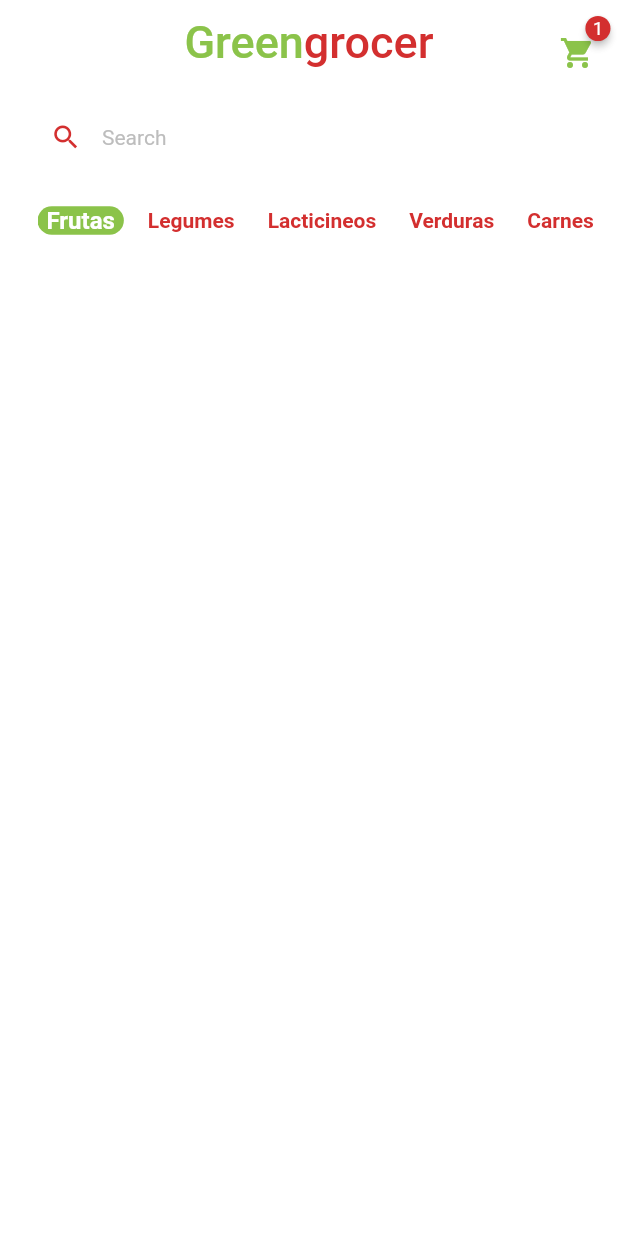
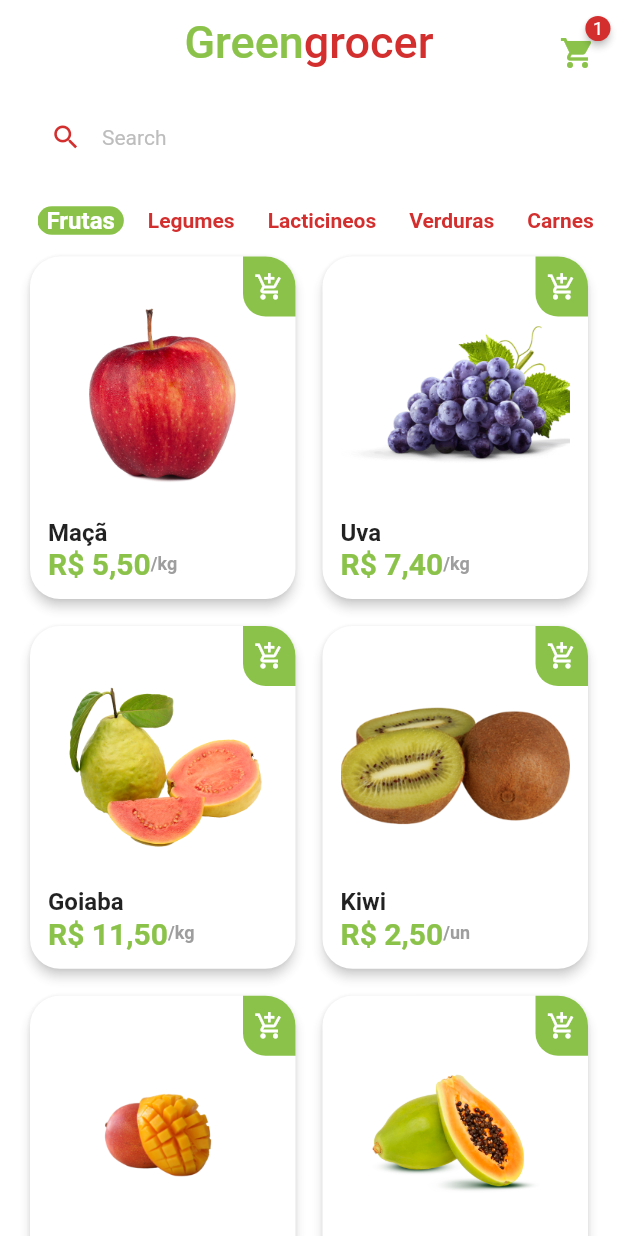
Before and after one commit to JoaoPauloHenriqueSiqueira/quitandaApp, a Flutter app: the HomeTab screen opened directly, on a phone screen of 412 x 824 dp. Run offline on Flutter 3.47's test engine with Material 2 defaults, Android fonts, the phone set to English and light mode, and no system bars; drawn by our look-alikes of badges; our stand-ins replace animated_text_kit, mask_text_input_formatter.

Commit message:
Grid, mock products

```diff
--- a/lib/main.dart
+++ b/lib/main.dart
@@ -1,5 +1,5 @@
 import 'package:flutter/material.dart';
-import 'package:quitanda/src/auth/sign_in_screen.dart';
+import 'package:quitanda/src/pages/auth/sign_in_screen.dart';
 
 void main() {
   runApp(const MyApp());
--- /dev/null
+++ b/lib/src/config/app_data.dart
@@ -0,0 +1,67 @@
+import 'package:quitanda/src/models/item_model.dart';
+
+ItemModel apple = ItemModel(
+  description:
+  'A melhor maçã da região e que conta com o melhor preço de qualquer quitanda. Este item conta com vitaminas essenciais para o fortalecimento corporal, resultando em uma vida saudável.',
+  imgUrl: 'assets/fruits/apple.png',
+  itemName: 'Maçã',
+  price: 5.5,
+  unit: 'kg',
+);
+
+ItemModel grape = ItemModel(
+  imgUrl: 'assets/fruits/grape.png',
+  itemName: 'Uva',
+  price: 7.4,
+  unit: 'kg',
+  description:
+  'A melhor uva da região e que conta com o melhor preço de qualquer quitanda. Este item conta com vitaminas essenciais para o fortalecimento corporal, resultando em uma vida saudável.',
+);
+
+ItemModel guava = ItemModel(
+  imgUrl: 'assets/fruits/guava.png',
+  itemName: 'Goiaba',
+  price: 11.5,
+  unit: 'kg',
+  description:
+  'A melhor goiaba da região e que conta com o melhor preço de qualquer quitanda. Este item conta com vitaminas essenciais para o fortalecimento corporal, resultando em uma vida saudável.',
+);
+
+ItemModel kiwi = ItemModel(
+  imgUrl: 'assets/fruits/kiwi.png',
+  itemName: 'Kiwi',
+  price: 2.5,
+  unit: 'un',
+  description:
+  'O melhor kiwi da região e que conta com o melhor preço de qualquer quitanda. Este item conta com vitaminas essenciais para o fortalecimento corporal, resultando em uma vida saudável.',
+);
+
+ItemModel mango = ItemModel(
+  imgUrl: 'assets/fruits/mango.png',
+  itemName: 'Manga',
+  price: 2.5,
+  unit: 'un',
+  description:
+  'A melhor manga da região e que conta com o melhor preço de qualquer quitanda. Este item conta com vitaminas essenciais para o fortalecimento corporal, resultando em uma vida saudável.',
+);
+
+ItemModel papaya = ItemModel(
+  imgUrl: 'assets/fruits/papaya.png',
+  itemName: 'Mamão papaya',
+  price: 8,
+  unit: 'kg',
+  description:
+  'O melhor mamão da região e que conta com o melhor preço de qualquer quitanda. Este item conta com vitaminas essenciais para o fortalecimento corporal, resultando em uma vida saudável.',
+);
+
+// Lista de produtos
+List<ItemModel> items = [
+  apple,
+  grape,
+  guava,
+  kiwi,
+  mango,
+  papaya,
+];
+
+List<String> categories = ["Frutas","Legumes","Lacticineos","Verduras", "Carnes","Cereais"];
--- /dev/null
+++ b/lib/src/models/item_model.dart
@@ -0,0 +1,15 @@
+class ItemModel {
+  late String itemName;
+  late String imgUrl;
+  late String unit;
+  late double price;
+  late String description;
+
+  ItemModel({
+    required this.description,
+    required this.price,
+    required this.unit,
+    required this.imgUrl,
+    required this.itemName,
+  });
+}
--- a/lib/src/auth/sign_up_screen.dart
+++ b/lib/src/pages/auth/sign_up_screen.dart
@@ -1,7 +1,8 @@
 import 'package:flutter/material.dart';
 import 'package:mask_text_input_formatter/mask_text_input_formatter.dart';
-import 'package:quitanda/src/auth/components/custom_text_field.dart';
-import 'package:quitanda/src/folder/custom_colors.dart';
+import 'package:quitanda/src/config/custom_colors.dart';
+import 'package:quitanda/src/pages/auth/components/custom_text_field.dart';
+
 
 class SignUpScreen extends StatelessWidget {
   SignUpScreen({Key? key}) : super(key: key);
--- a/lib/src/base/base_screen.dart
+++ b/lib/src/pages/base/base_screen.dart
@@ -1,5 +1,5 @@
 import 'package:flutter/material.dart';
-import 'package:quitanda/src/home/home_tab.dart';
+import 'package:quitanda/src/pages/home/home_tab.dart';
 
 class BaseScreen extends StatefulWidget {
   BaseScreen({Key? key}) : super(key: key);
--- a/lib/src/home/components/CategoryTile.dart
+++ b/lib/src/pages/home/components/CategoryTile.dart
@@ -1,5 +1,5 @@
 import 'package:flutter/material.dart';
-import 'package:quitanda/src/folder/custom_colors.dart';
+import 'package:quitanda/src/config/custom_colors.dart';
 
 class CategoryTile extends StatelessWidget {
   const CategoryTile(
--- /dev/null
+++ b/lib/src/pages/home/components/ItemTile.dart
@@ -0,0 +1,82 @@
+import 'package:flutter/material.dart';
+import 'package:quitanda/src/config/custom_colors.dart';
+import 'package:quitanda/src/models/item_model.dart';
+import 'package:quitanda/src/services/util_services.dart';
+
+class ItemTile extends StatelessWidget {
+  final ItemModel item;
+
+  ItemTile({Key? key, required this.item}) : super(key: key);
+
+  final UtilServices utilServices = UtilServices();
+
+  @override
+  Widget build(BuildContext context) {
+    return Stack(
+      children: [
+        Card(
+          elevation: 3,
+          shadowColor: Colors.grey.shade300,
+          shape:
+              RoundedRectangleBorder(borderRadius: BorderRadius.circular(20)),
+          child: Padding(
+            padding: const EdgeInsets.all(12.0),
+            child: Column(
+              crossAxisAlignment: CrossAxisAlignment.stretch,
+              children: [
+                // IMAGE
+                Expanded(child: Image.asset(item.imgUrl)),
+
+                // NAME
+                Text(
+                  item.itemName,
+                  style: TextStyle(fontSize: 16, fontWeight: FontWeight.bold),
+                ),
+
+                // PRICE
+                Row(
+                  children: [
+                    Text(
+                      utilServices.priceToCurrency(item.price),
+                      style: TextStyle(
+                          fontSize: 20,
+                          fontWeight: FontWeight.bold,
+                          color: CustomColors.customSwatchCOlor),
+                    ),
+                    Text(
+                      '/${item.unit}',
+                      style: TextStyle(
+                          fontSize: 12,
+                          fontWeight: FontWeight.bold,
+                          color: Colors.grey.shade500),
+                    ),
+                  ],
+                ),
+              ],
+            ),
+          ),
+        ),
+        Positioned(
+            top: 4,
+            right: 4,
+            child: GestureDetector(
+              onTap: (){},
+              child: Container(
+                height: 40,
+                width: 35,
+                decoration: BoxDecoration(
+                    color: CustomColors.customSwatchCOlor,
+                    borderRadius: BorderRadius.only(
+                        bottomLeft: Radius.circular(15),
+                        topRight: Radius.circular(20))),
+                child: Icon(
+                  Icons.add_shopping_cart_outlined,
+                  color: Colors.white,
+                  size: 20,
+                ),
+              ),
+            ))
+      ],
+    );
+  }
+}
--- a/lib/src/home/home_tab.dart
+++ b/lib/src/pages/home/home_tab.dart
@@ -1,7 +1,9 @@
 import 'package:badges/badges.dart';
 import 'package:flutter/material.dart';
-import 'package:quitanda/src/folder/custom_colors.dart';
-import 'package:quitanda/src/home/components/CategoryTile.dart';
+import 'package:quitanda/src/config/app_data.dart' as app_data;
+import 'package:quitanda/src/config/custom_colors.dart';
+import 'package:quitanda/src/pages/home/components/CategoryTile.dart';
+import 'package:quitanda/src/pages/home/components/ItemTile.dart';
 
 class HomeTab extends StatefulWidget {
   HomeTab({Key? key}) : super(key: key);
@@ -11,13 +13,12 @@ class HomeTab extends StatefulWidget {
 }
 
 class _HomeTabState extends State<HomeTab> {
-  List<String> categories = ["Frutas","Legumes","Lacticineos","Verduras", "Carnes","Cereais"];
-
   String selectedCategory = "Frutas";
 
   @override
   Widget build(BuildContext context) {
     return Scaffold(
+      // APPBAR
       appBar: AppBar(
         backgroundColor: Colors.transparent,
         elevation: 0,
@@ -49,52 +50,61 @@ class _HomeTabState extends State<HomeTab> {
       body: Column(
         children: [
           Padding(
-            padding: const EdgeInsets.symmetric(
-              horizontal: 20,
-              vertical: 10
-            ),
+            padding: const EdgeInsets.symmetric(horizontal: 20, vertical: 10),
+            // SEARCH FIELD
             child: TextFormField(
               decoration: InputDecoration(
                   filled: true,
                   fillColor: Colors.white,
                   isDense: true,
                   hintText: "Search",
-                  hintStyle: TextStyle(
-                    color: Colors.grey.shade400,
-                    fontSize: 14
+                  hintStyle:
+                      TextStyle(color: Colors.grey.shade400, fontSize: 14),
+                  prefixIcon: Icon(
+                    Icons.search,
+                    color: CustomColors.customContrastColor,
+                    size: 21,
                   ),
-                  prefixIcon: Icon(Icons.search, color: CustomColors.customContrastColor, size: 21,),
                   border: OutlineInputBorder(
                       borderRadius: BorderRadius.circular(60),
-                      borderSide: BorderSide(
-                        width: 0,
-                        style: BorderStyle.none
-                      )
-                  )),
+                      borderSide:
+                          BorderSide(width: 0, style: BorderStyle.none))),
             ),
           ),
 
+          // CATEGORIES
           Container(
-            padding: EdgeInsets.only(left: 25) ,
+            padding: EdgeInsets.only(left: 25),
             height: 40,
-            child: ListView
-                .separated(
+            child: ListView.separated(
               scrollDirection: Axis.horizontal,
-              itemCount: categories.length,
-              itemBuilder: (_,index){
+              itemCount: app_data.categories.length,
+              itemBuilder: (_, index) {
                 return CategoryTile(
-                  onPressed: (){
-                    setState(() {
-                      selectedCategory = categories[index];
-                    });
-                  },
-                category: categories[index],
-                isSelected: categories[index] == selectedCategory
-              );},
-              separatorBuilder: (_,index){
+                    onPressed: () {
+                      setState(() {
+                        selectedCategory = app_data.categories[index];
+                      });
+                    },
+                    category: app_data.categories[index],
+                    isSelected: app_data.categories[index] == selectedCategory);
+              },
+              separatorBuilder: (_, index) {
                 return SizedBox(width: 10);
               },
             ),
+          ),
+
+          // GRID
+          Expanded(
+            child: GridView.builder(
+              padding: EdgeInsets.fromLTRB(16, 0, 16, 16),
+              physics: BouncingScrollPhysics(),
+                gridDelegate: const SliverGridDelegateWithFixedCrossAxisCount(
+                    crossAxisCount: 2, mainAxisSpacing: 10, crossAxisSpacing: 10, childAspectRatio: 9 / 11.5 ),
+                itemBuilder: (_,index){
+                  return ItemTile(item: app_data.items[index]);
+                }, itemCount: app_data.items.length,),
           )
         ],
       ),
--- /dev/null
+++ b/lib/src/services/util_services.dart
@@ -0,0 +1,12 @@
+import 'package:intl/intl.dart';
+
+class UtilServices{
+
+  String priceToCurrency(double price){
+    NumberFormat numberFormat = NumberFormat.simpleCurrency(
+      locale: 'pt_BR'
+    );
+
+    return numberFormat.format(price);
+  }
+}
--- a/pubspec.yaml
+++ b/pubspec.yaml
@@ -37,6 +37,7 @@ dependencies:
   animated_text_kit: ^4.2.2
   mask_text_input_formatter: ^2.4.0
   badges: ^2.0.3
+  intl: ^0.17.0
 
 dev_dependencies:
   flutter_test:
@@ -61,7 +62,8 @@ flutter:
   uses-material-design: true
 
   # To add assets to your application, add an assets section, like this:
-  # assets:
+  assets:
+      - assets/fruits/
   #   - images/a_dot_burr.jpeg
   #   - images/a_dot_ham.jpeg
 
```
Also changed, not shown: lib/src/pages/auth/sign_in_screen.dart (renamed from lib/src/auth/sign_in_screen.dart, +5 -4 lines), assets/fruits/apple.png (added), assets/fruits/grape.png (added), assets/fruits/guava.png (added), assets/fruits/kiwi.png (added), assets/fruits/mango.png (added), assets/fruits/papaya.png (added), lib/src/config/custom_colors.dart (renamed from lib/src/folder/custom_colors.dart), lib/src/pages/auth/components/custom_text_field.dart (renamed from lib/src/auth/components/custom_text_field.dart), pubspec.lock.
